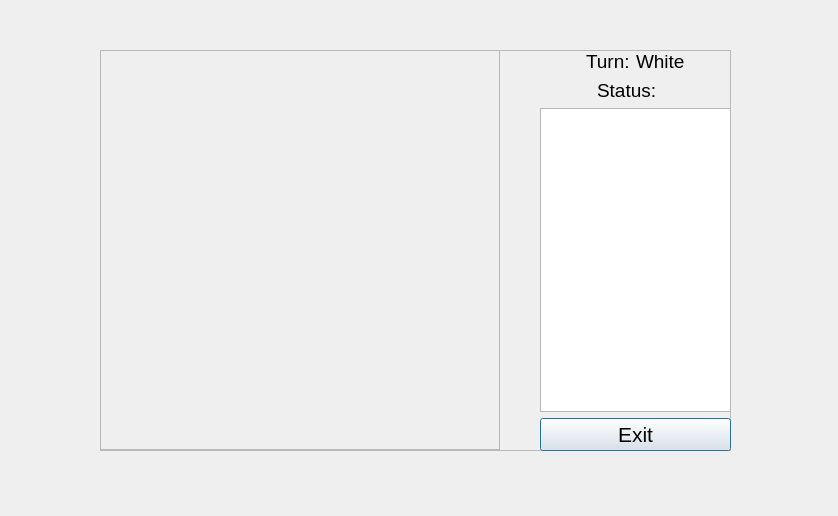
Above: replay_game_window.ui from ikotyurg/chess100 before the change. Below: the same form after it.
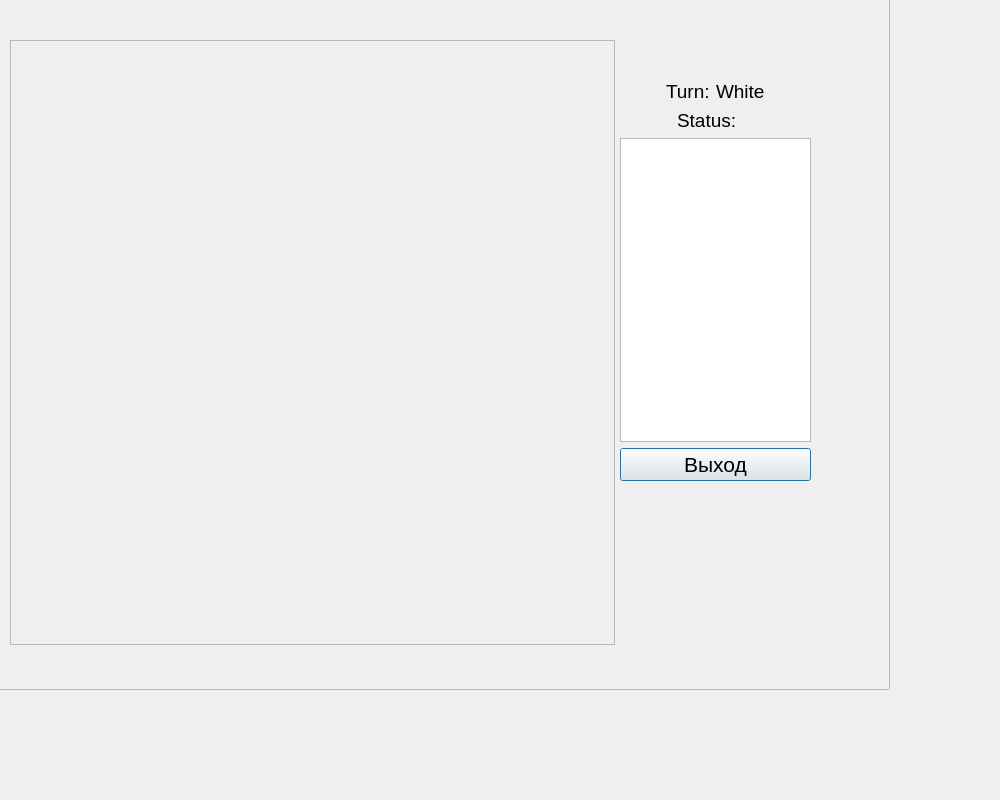
That is the form after the change. Icons and pictures are not drawn.

Commit message: Доработал восстановление партии

```diff
--- a/replay_game_window.ui
+++ b/replay_game_window.ui
@@ -6,8 +6,8 @@
    <rect>
     <x>0</x>
     <y>0</y>
-    <width>838</width>
-    <height>516</height>
+    <width>1000</width>
+    <height>800</height>
    </rect>
   </property>
   <property name="windowTitle">
@@ -20,10 +20,10 @@
   <widget class="QFrame" name="frame">
    <property name="geometry">
     <rect>
-     <x>100</x>
-     <y>50</y>
-     <width>631</width>
-     <height>401</height>
+     <x>-10</x>
+     <y>-10</y>
+     <width>900</width>
+     <height>700</height>
     </rect>
    </property>
    <property name="frameShape">
@@ -35,10 +35,10 @@
    <widget class="QFrame" name="board_frame">
     <property name="geometry">
      <rect>
-      <x>0</x>
-      <y>0</y>
-      <width>400</width>
-      <height>400</height>
+      <x>20</x>
+      <y>50</y>
+      <width>605</width>
+      <height>605</height>
      </rect>
     </property>
     <property name="frameShape">
@@ -51,8 +51,8 @@
    <widget class="QWidget" name="layoutWidget">
     <property name="geometry">
      <rect>
-      <x>440</x>
-      <y>0</y>
+      <x>630</x>
+      <y>90</y>
       <width>191</width>
       <height>401</height>
      </rect>
@@ -177,7 +177,7 @@
         </font>
        </property>
        <property name="text">
-        <string>Exit</string>
+        <string>Выход</string>
        </property>
       </widget>
      </item>
```
The commit also changes 2 other files.
